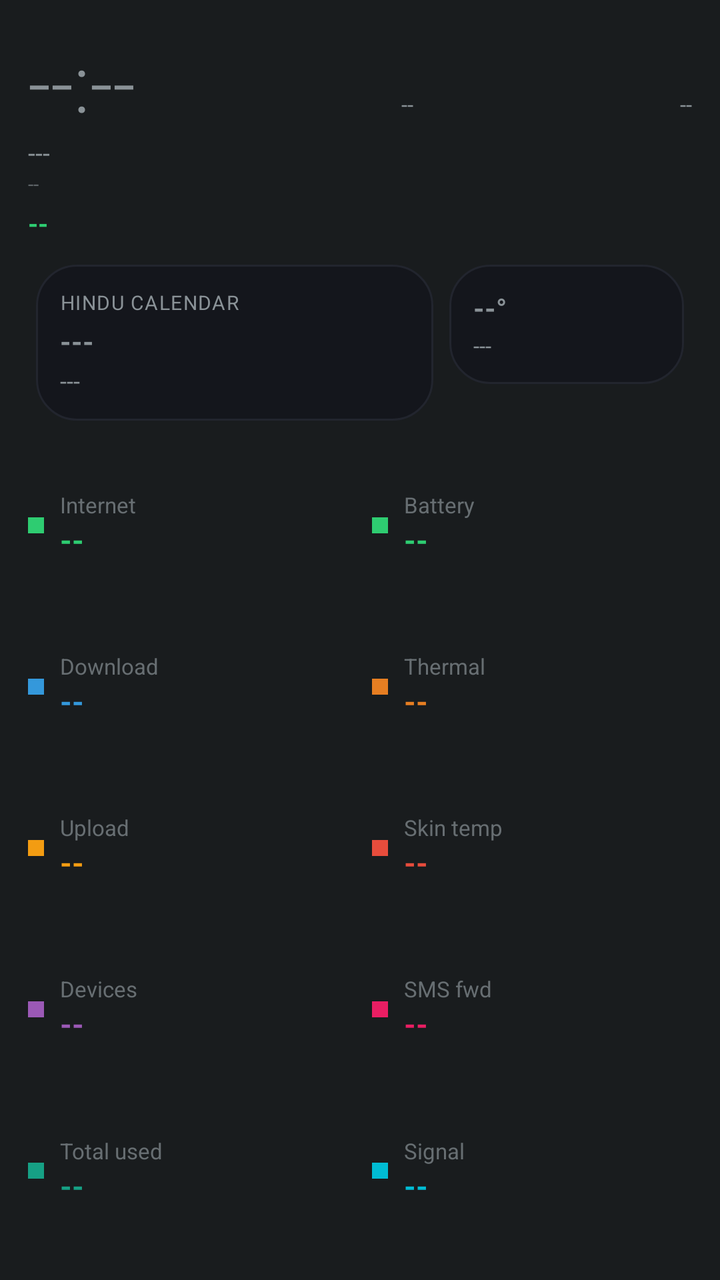
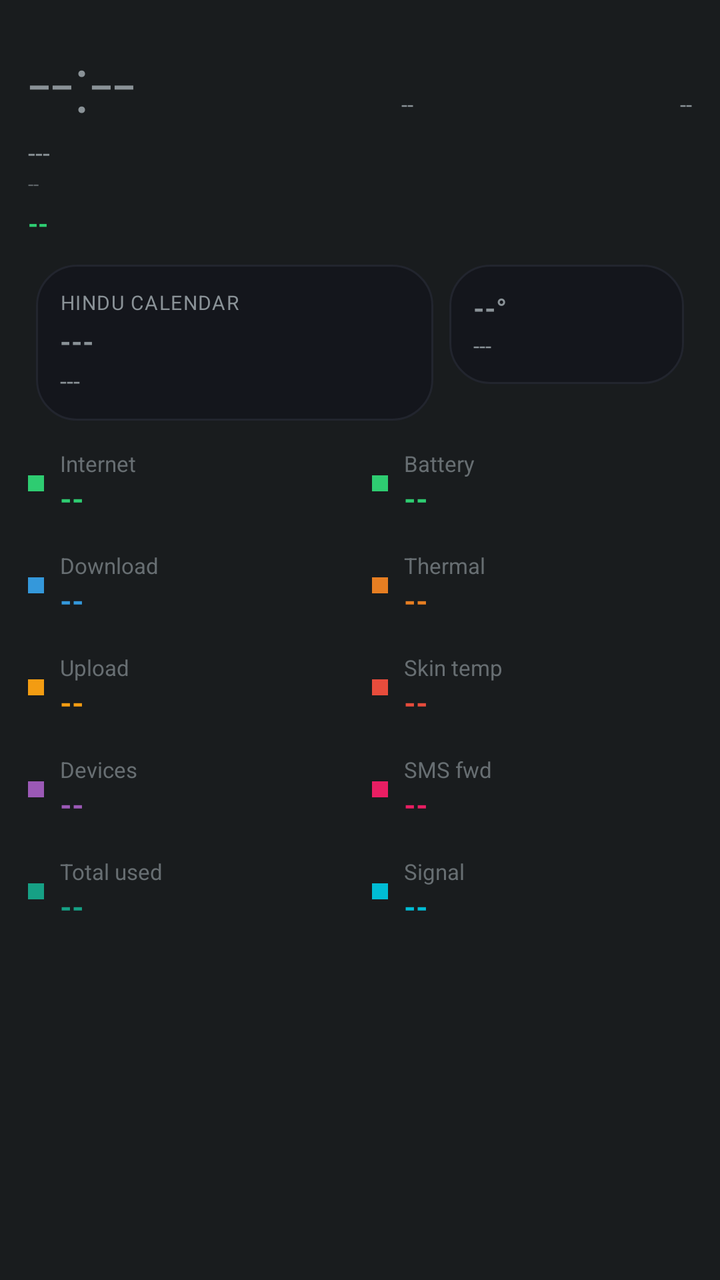

Compare the two renders of this Android layout. The source of the first and the diff that turns it into the second are given below.
<!-- AndroidManifest.xml: application theme android:Theme.DeviceDefault.NoActionBar -->
<!-- res/layout/aod_layout_oneui_color.xml -->
<?xml version="1.0" encoding="utf-8"?>
<LinearLayout xmlns:android="http://schemas.android.com/apk/res/android"
    android:id="@+id/bg_root"
    android:layout_width="match_parent"
    android:layout_height="match_parent"
    android:orientation="vertical"
    android:padding="14dp">

    <LinearLayout
        android:layout_width="match_parent"
        android:layout_height="wrap_content"
        android:orientation="horizontal">

        <TextView
            android:id="@+id/clock"
            android:layout_width="wrap_content"
            android:layout_height="wrap_content"
            android:textSize="40sp"
            android:fontFamily="sans-serif-light"
            android:text="--:--" />

        <TextView
            android:id="@+id/net_type_badge"
            android:layout_width="0dp"
            android:layout_height="wrap_content"
            android:layout_weight="1"
            android:layout_gravity="top"
            android:gravity="end"
            android:textSize="11sp"
            android:text="--" />

        <TextView
            android:id="@+id/akd_badge"
            android:layout_width="0dp"
            android:layout_height="wrap_content"
            android:layout_weight="1"
            android:layout_gravity="top"
            android:gravity="end"
            android:textSize="11sp"
            android:text="--" />
    </LinearLayout>

    <TextView
        android:id="@+id/date"
        android:layout_width="wrap_content"
        android:layout_height="wrap_content"
        android:textSize="13sp"
        android:text="---" />

    <TextView
        android:id="@+id/perf_badge"
        android:layout_width="wrap_content"
        android:layout_height="wrap_content"
        android:textSize="10sp"
        android:alpha="0.6"
        android:text="--" />

    <TextView
        android:id="@+id/health_badge"
        android:layout_width="wrap_content"
        android:layout_height="wrap_content"
        android:layout_marginTop="4dp"
        android:textAllCaps="true"
        android:textStyle="bold"
        android:textSize="13sp"
        android:textColor="#2ecc71"
        android:text="--" />

    <TextView
        android:id="@+id/muhurat_badge"
        android:layout_width="wrap_content"
        android:layout_height="wrap_content"
        android:textSize="11sp"
        android:textStyle="bold"
        android:visibility="gone"
        android:text="--" />

    <LinearLayout
        android:layout_width="match_parent"
        android:layout_height="wrap_content"
        android:orientation="horizontal"
        android:layout_marginTop="8dp">

        <LinearLayout
            android:id="@+id/panchang_card"
            android:layout_width="0dp"
            android:layout_height="wrap_content"
            android:layout_weight="1.7"
            android:layout_margin="4dp"
            android:background="@drawable/bg_card"
            android:orientation="vertical"
            android:gravity="center_vertical"
            android:padding="12dp">

            <TextView
                android:id="@+id/panchang_header"
                android:layout_width="wrap_content"
                android:layout_height="wrap_content"
                android:textSize="10sp"
                android:textAllCaps="true"
                android:letterSpacing="0.05"
                android:text="Hindu calendar" />

            <TextView
                android:id="@+id/panchang_tithi"
                android:layout_width="match_parent"
                android:layout_height="wrap_content"
                android:layout_marginTop="3dp"
                android:textStyle="bold"
                android:maxLines="1"
                android:autoSizeTextType="uniform"
                android:autoSizeMinTextSize="13sp"
                android:autoSizeMaxTextSize="18sp"
                android:text="---" />

            <TextView
                android:id="@+id/panchang_nakshatra"
                android:layout_width="match_parent"
                android:layout_height="wrap_content"
                android:layout_marginTop="2dp"
                android:textSize="12sp"
                android:maxLines="1"
                android:ellipsize="end"
                android:text="---" />
        </LinearLayout>

        <LinearLayout
            android:id="@+id/weather_card"
            android:layout_width="0dp"
            android:layout_height="wrap_content"
            android:layout_weight="1"
            android:layout_margin="4dp"
            android:background="@drawable/bg_card"
            android:orientation="vertical"
            android:gravity="center_vertical"
            android:padding="12dp">

            <TextView
                android:id="@+id/weather_temp"
                android:layout_width="match_parent"
                android:layout_height="wrap_content"
                android:textStyle="bold"
                android:maxLines="1"
                android:autoSizeTextType="uniform"
                android:autoSizeMinTextSize="14sp"
                android:autoSizeMaxTextSize="20sp"
                android:text="--°" />

            <TextView
                android:id="@+id/weather_condition"
                android:layout_width="match_parent"
                android:layout_height="wrap_content"
                android:layout_marginTop="2dp"
                android:textSize="11sp"
                android:maxLines="2"
                android:text="---" />
        </LinearLayout>
    </LinearLayout>

    
    <LinearLayout
        android:layout_width="match_parent"
        android:layout_height="0dp"
        android:layout_weight="1"
        android:orientation="horizontal"
        android:layout_marginTop="8dp">

        <LinearLayout android:layout_width="0dp" android:layout_height="match_parent" android:layout_weight="1" android:orientation="vertical" android:layout_marginEnd="6dp">
            <LinearLayout android:id="@+id/row8" android:layout_width="match_parent" android:layout_height="0dp" android:layout_weight="1" android:orientation="horizontal" android:gravity="center_vertical">
                <View android:layout_width="8dp" android:layout_height="8dp" android:layout_marginEnd="8dp" android:background="#2ecc71" />
                <LinearLayout android:layout_width="0dp" android:layout_height="wrap_content" android:layout_weight="1" android:orientation="vertical">
                    <TextView android:id="@+id/stat_label" android:layout_width="wrap_content" android:layout_height="wrap_content" android:textSize="11sp" android:alpha="0.7" android:text="Internet" />
                    <TextView android:id="@+id/stat_value" android:layout_width="wrap_content" android:layout_height="wrap_content" android:textStyle="bold" android:textSize="15sp" android:textColor="#2ecc71" android:text="--" />
                </LinearLayout>
            </LinearLayout>
            <LinearLayout android:id="@+id/row0" android:layout_width="match_parent" android:layout_height="0dp" android:layout_weight="1" android:orientation="horizontal" android:gravity="center_vertical">
                <View android:layout_width="8dp" android:layout_height="8dp" android:layout_marginEnd="8dp" android:background="#3498db" />
                <LinearLayout android:layout_width="0dp" android:layout_height="wrap_content" android:layout_weight="1" android:orientation="vertical">
                    <TextView android:id="@+id/stat_label" android:layout_width="wrap_content" android:layout_height="wrap_content" android:textSize="11sp" android:alpha="0.7" android:text="Download" />
                    <TextView android:id="@+id/stat_value" android:layout_width="wrap_content" android:layout_height="wrap_content" android:textStyle="bold" android:textSize="15sp" android:textColor="#3498db" android:text="--" />
                </LinearLayout>
            </LinearLayout>
            <LinearLayout android:id="@+id/row1" android:layout_width="match_parent" android:layout_height="0dp" android:layout_weight="1" android:orientation="horizontal" android:gravity="center_vertical">
                <View android:layout_width="8dp" android:layout_height="8dp" android:layout_marginEnd="8dp" android:background="#f39c12" />
                <LinearLayout android:layout_width="0dp" android:layout_height="wrap_content" android:layout_weight="1" android:orientation="vertical">
                    <TextView android:id="@+id/stat_label" android:layout_width="wrap_content" android:layout_height="wrap_content" android:textSize="11sp" android:alpha="0.7" android:text="Upload" />
                    <TextView android:id="@+id/stat_value" android:layout_width="wrap_content" android:layout_height="wrap_content" android:textStyle="bold" android:textSize="15sp" android:textColor="#f39c12" android:text="--" />
                </LinearLayout>
            </LinearLayout>
            <LinearLayout android:id="@+id/row2" android:layout_width="match_parent" android:layout_height="0dp" android:layout_weight="1" android:orientation="horizontal" android:gravity="center_vertical">
                <View android:layout_width="8dp" android:layout_height="8dp" android:layout_marginEnd="8dp" android:background="#9b59b6" />
                <LinearLayout android:layout_width="0dp" android:layout_height="wrap_content" android:layout_weight="1" android:orientation="vertical">
                    <TextView android:id="@+id/stat_label" android:layout_width="wrap_content" android:layout_height="wrap_content" android:textSize="11sp" android:alpha="0.7" android:text="Devices" />
                    <TextView android:id="@+id/stat_value" android:layout_width="wrap_content" android:layout_height="wrap_content" android:textStyle="bold" android:textSize="15sp" android:textColor="#9b59b6" android:text="--" />
                </LinearLayout>
            </LinearLayout>
            <LinearLayout android:id="@+id/row3" android:layout_width="match_parent" android:layout_height="0dp" android:layout_weight="1" android:orientation="horizontal" android:gravity="center_vertical">
                <View android:layout_width="8dp" android:layout_height="8dp" android:layout_marginEnd="8dp" android:background="#16a085" />
                <LinearLayout android:layout_width="0dp" android:layout_height="wrap_content" android:layout_weight="1" android:orientation="vertical">
                    <TextView android:id="@+id/stat_label" android:layout_width="wrap_content" android:layout_height="wrap_content" android:textSize="11sp" android:alpha="0.7" android:text="Total used" />
                    <TextView android:id="@+id/stat_value" android:layout_width="wrap_content" android:layout_height="wrap_content" android:textStyle="bold" android:textSize="15sp" android:textColor="#16a085" android:text="--" />
                </LinearLayout>
            </LinearLayout>
        </LinearLayout>

        <LinearLayout android:layout_width="0dp" android:layout_height="match_parent" android:layout_weight="1" android:orientation="vertical" android:layout_marginStart="6dp">
            <LinearLayout android:id="@+id/row4" android:layout_width="match_parent" android:layout_height="0dp" android:layout_weight="1" android:orientation="horizontal" android:gravity="center_vertical">
                <View android:layout_width="8dp" android:layout_height="8dp" android:layout_marginEnd="8dp" android:background="#2ecc71" />
                <LinearLayout android:layout_width="0dp" android:layout_height="wrap_content" android:layout_weight="1" android:orientation="vertical">
                    <TextView android:id="@+id/stat_label" android:layout_width="wrap_content" android:layout_height="wrap_content" android:textSize="11sp" android:alpha="0.7" android:text="Battery" />
                    <TextView android:id="@+id/stat_value" android:layout_width="wrap_content" android:layout_height="wrap_content" android:textStyle="bold" android:textSize="15sp" android:textColor="#2ecc71" android:text="--" />
                </LinearLayout>
            </LinearLayout>
            <LinearLayout android:id="@+id/row5" android:layout_width="match_parent" android:layout_height="0dp" android:layout_weight="1" android:orientation="horizontal" android:gravity="center_vertical">
                <View android:layout_width="8dp" android:layout_height="8dp" android:layout_marginEnd="8dp" android:background="#e67e22" />
                <LinearLayout android:layout_width="0dp" android:layout_height="wrap_content" android:layout_weight="1" android:orientation="vertical">
                    <TextView android:id="@+id/stat_label" android:layout_width="wrap_content" android:layout_height="wrap_content" android:textSize="11sp" android:alpha="0.7" android:text="Thermal" />
                    <TextView android:id="@+id/stat_value" android:layout_width="wrap_content" android:layout_height="wrap_content" android:textStyle="bold" android:textSize="15sp" android:textColor="#e67e22" android:text="--" />
                </LinearLayout>
            </LinearLayout>
            <LinearLayout android:id="@+id/row6" android:layout_width="match_parent" android:layout_height="0dp" android:layout_weight="1" android:orientation="horizontal" android:gravity="center_vertical">
                <View android:layout_width="8dp" android:layout_height="8dp" android:layout_marginEnd="8dp" android:background="#e74c3c" />
                <LinearLayout android:layout_width="0dp" android:layout_height="wrap_content" android:layout_weight="1" android:orientation="vertical">
                    <TextView android:id="@+id/stat_label" android:layout_width="wrap_content" android:layout_height="wrap_content" android:textSize="11sp" android:alpha="0.7" android:text="Skin temp" />
                    <TextView android:id="@+id/stat_value" android:layout_width="wrap_content" android:layout_height="wrap_content" android:textStyle="bold" android:textSize="15sp" android:textColor="#e74c3c" android:text="--" />
                </LinearLayout>
            </LinearLayout>
            <LinearLayout android:id="@+id/row7" android:layout_width="match_parent" android:layout_height="0dp" android:layout_weight="1" android:orientation="horizontal" android:gravity="center_vertical">
                <View android:layout_width="8dp" android:layout_height="8dp" android:layout_marginEnd="8dp" android:background="#e91e63" />
                <LinearLayout android:layout_width="0dp" android:layout_height="wrap_content" android:layout_weight="1" android:orientation="vertical">
                    <TextView android:id="@+id/stat_label" android:layout_width="wrap_content" android:layout_height="wrap_content" android:textSize="11sp" android:alpha="0.7" android:text="SMS fwd" />
                    <TextView android:id="@+id/stat_value" android:layout_width="wrap_content" android:layout_height="wrap_content" android:textStyle="bold" android:textSize="15sp" android:textColor="#e91e63" android:text="--" />
                </LinearLayout>
            </LinearLayout>
            <LinearLayout android:id="@+id/row9" android:layout_width="match_parent" android:layout_height="0dp" android:layout_weight="1" android:orientation="horizontal" android:gravity="center_vertical">
                <View android:layout_width="8dp" android:layout_height="8dp" android:layout_marginEnd="8dp" android:background="#00bcd4" />
                <LinearLayout android:layout_width="0dp" android:layout_height="wrap_content" android:layout_weight="1" android:orientation="vertical">
                    <TextView android:id="@+id/stat_label" android:layout_width="wrap_content" android:layout_height="wrap_content" android:textSize="11sp" android:alpha="0.7" android:text="Signal" />
                    <TextView android:id="@+id/stat_value" android:layout_width="wrap_content" android:layout_height="wrap_content" android:textStyle="bold" android:textSize="15sp" android:textColor="#00bcd4" android:text="--" />
                </LinearLayout>
            </LinearLayout>
        </LinearLayout>
    </LinearLayout>

</LinearLayout>
<!-- resources referenced by this layout -->
<resources>
  <!-- drawable bg_card (drawable) -->
  <?xml version="1.0" encoding="utf-8"?>
  <shape xmlns:android="http://schemas.android.com/apk/res/android">
      <solid android:color="#14161C" />
      <corners android:radius="20dp" />
      <stroke android:width="1dp" android:color="#22252E" />
  </shape>
</resources>

<!-- the commit's change to res/layout/aod_layout_oneui_color.xml (unified diff, before → after) -->
@@ -160,41 +160,40 @@
     
     <LinearLayout
         android:layout_width="match_parent"
-        android:layout_height="0dp"
-        android:layout_weight="1"
+        android:layout_height="wrap_content"
         android:orientation="horizontal"
-        android:layout_marginTop="8dp">
-
-        <LinearLayout android:layout_width="0dp" android:layout_height="match_parent" android:layout_weight="1" android:orientation="vertical" android:layout_marginEnd="6dp">
-            <LinearLayout android:id="@+id/row8" android:layout_width="match_parent" android:layout_height="0dp" android:layout_weight="1" android:orientation="horizontal" android:gravity="center_vertical">
+        android:layout_marginTop="10dp">
+
+        <LinearLayout android:layout_width="0dp" android:layout_height="wrap_content" android:layout_weight="1" android:orientation="vertical" android:layout_marginEnd="6dp">
+            <LinearLayout android:id="@+id/row8" android:layout_width="match_parent" android:layout_height="wrap_content" android:orientation="horizontal" android:gravity="center_vertical" android:layout_marginBottom="16dp">
                 <View android:layout_width="8dp" android:layout_height="8dp" android:layout_marginEnd="8dp" android:background="#2ecc71" />
                 <LinearLayout android:layout_width="0dp" android:layout_height="wrap_content" android:layout_weight="1" android:orientation="vertical">
                     <TextView android:id="@+id/stat_label" android:layout_width="wrap_content" android:layout_height="wrap_content" android:textSize="11sp" android:alpha="0.7" android:text="Internet" />
                     <TextView android:id="@+id/stat_value" android:layout_width="wrap_content" android:layout_height="wrap_content" android:textStyle="bold" android:textSize="15sp" android:textColor="#2ecc71" android:text="--" />
                 </LinearLayout>
             </LinearLayout>
-            <LinearLayout android:id="@+id/row0" android:layout_width="match_parent" android:layout_height="0dp" android:layout_weight="1" android:orientation="horizontal" android:gravity="center_vertical">
+            <LinearLayout android:id="@+id/row0" android:layout_width="match_parent" android:layout_height="wrap_content" android:orientation="horizontal" android:gravity="center_vertical" android:layout_marginBottom="16dp">
                 <View android:layout_width="8dp" android:layout_height="8dp" android:layout_marginEnd="8dp" android:background="#3498db" />
                 <LinearLayout android:layout_width="0dp" android:layout_height="wrap_content" android:layout_weight="1" android:orientation="vertical">
                     <TextView android:id="@+id/stat_label" android:layout_width="wrap_content" android:layout_height="wrap_content" android:textSize="11sp" android:alpha="0.7" android:text="Download" />
                     <TextView android:id="@+id/stat_value" android:layout_width="wrap_content" android:layout_height="wrap_content" android:textStyle="bold" android:textSize="15sp" android:textColor="#3498db" android:text="--" />
                 </LinearLayout>
             </LinearLayout>
-            <LinearLayout android:id="@+id/row1" android:layout_width="match_parent" android:layout_height="0dp" android:layout_weight="1" android:orientation="horizontal" android:gravity="center_vertical">
+            <LinearLayout android:id="@+id/row1" android:layout_width="match_parent" android:layout_height="wrap_content" android:orientation="horizontal" android:gravity="center_vertical" android:layout_marginBottom="16dp">
                 <View android:layout_width="8dp" android:layout_height="8dp" android:layout_marginEnd="8dp" android:background="#f39c12" />
                 <LinearLayout android:layout_width="0dp" android:layout_height="wrap_content" android:layout_weight="1" android:orientation="vertical">
                     <TextView android:id="@+id/stat_label" android:layout_width="wrap_content" android:layout_height="wrap_content" android:textSize="11sp" android:alpha="0.7" android:text="Upload" />
                     <TextView android:id="@+id/stat_value" android:layout_width="wrap_content" android:layout_height="wrap_content" android:textStyle="bold" android:textSize="15sp" android:textColor="#f39c12" android:text="--" />
                 </LinearLayout>
             </LinearLayout>
-            <LinearLayout android:id="@+id/row2" android:layout_width="match_parent" android:layout_height="0dp" android:layout_weight="1" android:orientation="horizontal" android:gravity="center_vertical">
+            <LinearLayout android:id="@+id/row2" android:layout_width="match_parent" android:layout_height="wrap_content" android:orientation="horizontal" android:gravity="center_vertical" android:layout_marginBottom="16dp">
                 <View android:layout_width="8dp" android:layout_height="8dp" android:layout_marginEnd="8dp" android:background="#9b59b6" />
                 <LinearLayout android:layout_width="0dp" android:layout_height="wrap_content" android:layout_weight="1" android:orientation="vertical">
                     <TextView android:id="@+id/stat_label" android:layout_width="wrap_content" android:layout_height="wrap_content" android:textSize="11sp" android:alpha="0.7" android:text="Devices" />
                     <TextView android:id="@+id/stat_value" android:layout_width="wrap_content" android:layout_height="wrap_content" android:textStyle="bold" android:textSize="15sp" android:textColor="#9b59b6" android:text="--" />
                 </LinearLayout>
             </LinearLayout>
-            <LinearLayout android:id="@+id/row3" android:layout_width="match_parent" android:layout_height="0dp" android:layout_weight="1" android:orientation="horizontal" android:gravity="center_vertical">
+            <LinearLayout android:id="@+id/row3" android:layout_width="match_parent" android:layout_height="wrap_content" android:orientation="horizontal" android:gravity="center_vertical" android:layout_marginBottom="16dp">
                 <View android:layout_width="8dp" android:layout_height="8dp" android:layout_marginEnd="8dp" android:background="#16a085" />
                 <LinearLayout android:layout_width="0dp" android:layout_height="wrap_content" android:layout_weight="1" android:orientation="vertical">
                     <TextView android:id="@+id/stat_label" android:layout_width="wrap_content" android:layout_height="wrap_content" android:textSize="11sp" android:alpha="0.7" android:text="Total used" />
@@ -203,36 +202,36 @@
             </LinearLayout>
         </LinearLayout>
 
-        <LinearLayout android:layout_width="0dp" android:layout_height="match_parent" android:layout_weight="1" android:orientation="vertical" android:layout_marginStart="6dp">
-            <LinearLayout android:id="@+id/row4" android:layout_width="match_parent" android:layout_height="0dp" android:layout_weight="1" android:orientation="horizontal" android:gravity="center_vertical">
+        <LinearLayout android:layout_width="0dp" android:layout_height="wrap_content" android:layout_weight="1" android:orientation="vertical" android:layout_marginStart="6dp">
+            <LinearLayout android:id="@+id/row4" android:layout_width="match_parent" android:layout_height="wrap_content" android:orientation="horizontal" android:gravity="center_vertical" android:layout_marginBottom="16dp">
                 <View android:layout_width="8dp" android:layout_height="8dp" android:layout_marginEnd="8dp" android:background="#2ecc71" />
                 <LinearLayout android:layout_width="0dp" android:layout_height="wrap_content" android:layout_weight="1" android:orientation="vertical">
                     <TextView android:id="@+id/stat_label" android:layout_width="wrap_content" android:layout_height="wrap_content" android:textSize="11sp" android:alpha="0.7" android:text="Battery" />
                     <TextView android:id="@+id/stat_value" android:layout_width="wrap_content" android:layout_height="wrap_content" android:textStyle="bold" android:textSize="15sp" android:textColor="#2ecc71" android:text="--" />
                 </LinearLayout>
             </LinearLayout>
-            <LinearLayout android:id="@+id/row5" android:layout_width="match_parent" android:layout_height="0dp" android:layout_weight="1" android:orientation="horizontal" android:gravity="center_vertical">
+            <LinearLayout android:id="@+id/row5" android:layout_width="match_parent" android:layout_height="wrap_content" android:orientation="horizontal" android:gravity="center_vertical" android:layout_marginBottom="16dp">
                 <View android:layout_width="8dp" android:layout_height="8dp" android:layout_marginEnd="8dp" android:background="#e67e22" />
                 <LinearLayout android:layout_width="0dp" android:layout_height="wrap_content" android:layout_weight="1" android:orientation="vertical">
                     <TextView android:id="@+id/stat_label" android:layout_width="wrap_content" android:layout_height="wrap_content" android:textSize="11sp" android:alpha="0.7" android:text="Thermal" />
                     <TextView android:id="@+id/stat_value" android:layout_width="wrap_content" android:layout_height="wrap_content" android:textStyle="bold" android:textSize="15sp" android:textColor="#e67e22" android:text="--" />
                 </LinearLayout>
             </LinearLayout>
-            <LinearLayout android:id="@+id/row6" android:layout_width="match_parent" android:layout_height="0dp" android:layout_weight="1" android:orientation="horizontal" android:gravity="center_vertical">
+            <LinearLayout android:id="@+id/row6" android:layout_width="match_parent" android:layout_height="wrap_content" android:orientation="horizontal" android:gravity="center_vertical" android:layout_marginBottom="16dp">
                 <View android:layout_width="8dp" android:layout_height="8dp" android:layout_marginEnd="8dp" android:background="#e74c3c" />
                 <LinearLayout android:layout_width="0dp" android:layout_height="wrap_content" android:layout_weight="1" android:orientation="vertical">
                     <TextView android:id="@+id/stat_label" android:layout_width="wrap_content" android:layout_height="wrap_content" android:textSize="11sp" android:alpha="0.7" android:text="Skin temp" />
                     <TextView android:id="@+id/stat_value" android:layout_width="wrap_content" android:layout_height="wrap_content" android:textStyle="bold" android:textSize="15sp" android:textColor="#e74c3c" android:text="--" />
                 </LinearLayout>
             </LinearLayout>
-            <LinearLayout android:id="@+id/row7" android:layout_width="match_parent" android:layout_height="0dp" android:layout_weight="1" android:orientation="horizontal" android:gravity="center_vertical">
+            <LinearLayout android:id="@+id/row7" android:layout_width="match_parent" android:layout_height="wrap_content" android:orientation="horizontal" android:gravity="center_vertical" android:layout_marginBottom="16dp">
                 <View android:layout_width="8dp" android:layout_height="8dp" android:layout_marginEnd="8dp" android:background="#e91e63" />
                 <LinearLayout android:layout_width="0dp" android:layout_height="wrap_content" android:layout_weight="1" android:orientation="vertical">
                     <TextView android:id="@+id/stat_label" android:layout_width="wrap_content" android:layout_height="wrap_content" android:textSize="11sp" android:alpha="0.7" android:text="SMS fwd" />
                     <TextView android:id="@+id/stat_value" android:layout_width="wrap_content" android:layout_height="wrap_content" android:textStyle="bold" android:textSize="15sp" android:textColor="#e91e63" android:text="--" />
                 </LinearLayout>
             </LinearLayout>
-            <LinearLayout android:id="@+id/row9" android:layout_width="match_parent" android:layout_height="0dp" android:layout_weight="1" android:orientation="horizontal" android:gravity="center_vertical">
+            <LinearLayout android:id="@+id/row9" android:layout_width="match_parent" android:layout_height="wrap_content" android:orientation="horizontal" android:gravity="center_vertical" android:layout_marginBottom="16dp">
                 <View android:layout_width="8dp" android:layout_height="8dp" android:layout_marginEnd="8dp" android:background="#00bcd4" />
                 <LinearLayout android:layout_width="0dp" android:layout_height="wrap_content" android:layout_weight="1" android:orientation="vertical">
                     <TextView android:id="@+id/stat_label" android:layout_width="wrap_content" android:layout_height="wrap_content" android:textSize="11sp" android:alpha="0.7" android:text="Signal" />
